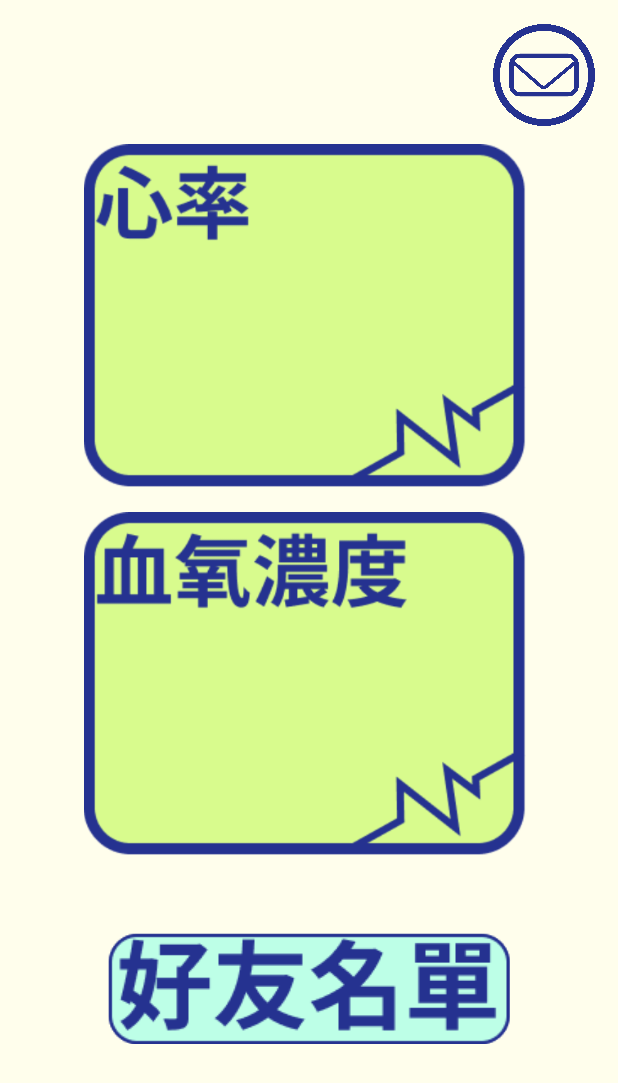
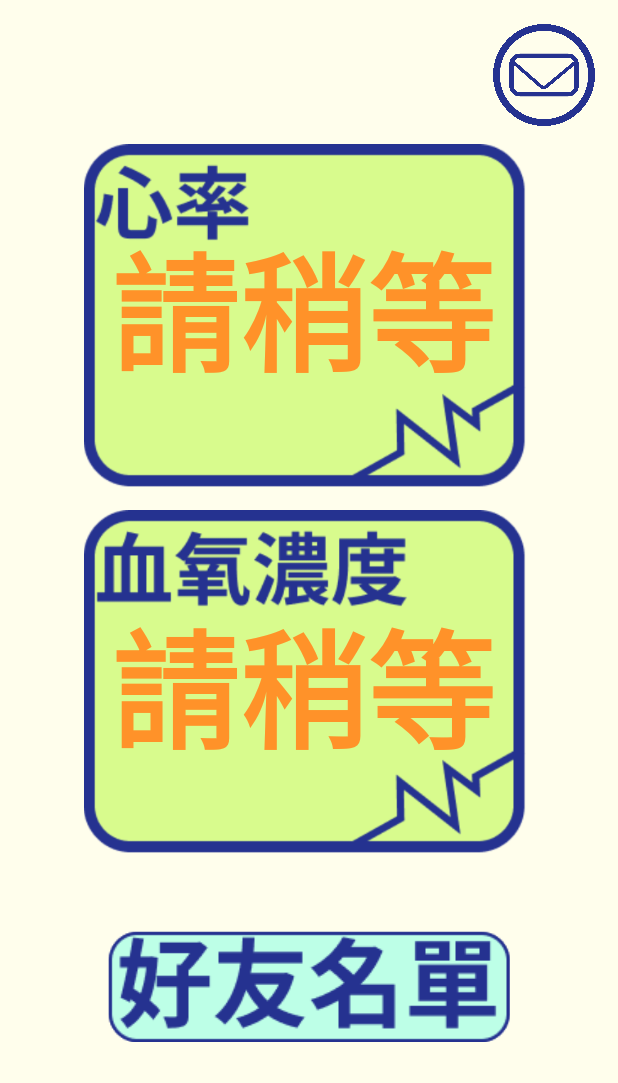
Before and after one commit to GinoTu/oxixyzUI, an Android app: the layout activity_main.xml on its own in the app's theme, with its tools: preview values and no code run, on a phone screen of 412 x 824 dp. Shown: the top 1083 px of the screen. Run offline under Robolectric (Android 15) with nearby library versions, the phone set to English and light mode, and no system bars.

Commit message:
finish android studio BT connect and display, adjust Arduino code

```diff
--- a/app/src/main/AndroidManifest.xml
+++ b/app/src/main/AndroidManifest.xml
@@ -24,8 +24,8 @@
         android:icon="@drawable/iecelogowbg"
         android:label="@string/app_name"
         android:supportsRtl="true"
-        android:theme="@style/Theme.Ooxixyz"
-        tools:targetApi="31">
+        android:theme="@style/Theme.Ooxixyz">
+
         <activity
             android:name=".MainActivity"
             android:exported="true" />
--- a/app/src/main/res/layout/activity_main.xml
+++ b/app/src/main/res/layout/activity_main.xml
@@ -22,20 +22,37 @@
         android:id="@+id/spo2DislayBlock"
         android:layout_width="427dp"
         android:layout_height="245dp"
-        android:layout_marginTop="245dp"
+        android:layout_marginTop="244dp"
         android:foregroundGravity="center"
         app:layout_constraintEnd_toEndOf="@+id/hrDisplayBlock"
+        app:layout_constraintHorizontal_bias="0.0"
         app:layout_constraintStart_toStartOf="@+id/hrDisplayBlock"
         app:layout_constraintTop_toTopOf="@+id/hrDisplayBlock"
         app:srcCompat="@drawable/ispo2" />
 
+    <androidx.appcompat.widget.AppCompatTextView
+        android:id="@+id/SPO2receive"
+        android:layout_width="269dp"
+        android:layout_height="187dp"
+        android:gravity="center"
+        android:text="請稍等"
+        android:textColor="@color/orrange_FF9229"
+        android:textSize="85dp"
+        android:textStyle="bold"
+        app:layout_constraintBottom_toBottomOf="@+id/spo2DislayBlock"
+        app:layout_constraintEnd_toEndOf="@+id/HRreceive"
+        app:layout_constraintHorizontal_bias="0.0"
+        app:layout_constraintStart_toStartOf="@+id/HRreceive"
+        app:layout_constraintTop_toTopOf="@+id/spo2DislayBlock"
+        app:layout_constraintVertical_bias="0.413" />
+
     <ImageButton
         android:id="@+id/friendRequest"
-        android:contentDescription="friendreq"
         android:layout_width="68dp"
         android:layout_height="68dp"
         android:layout_marginEnd="24dp"
         android:background="@drawable/bmail"
+        android:contentDescription="friendreq"
         app:layout_constraintBottom_toTopOf="@+id/hrDisplayBlock"
         app:layout_constraintEnd_toEndOf="@+id/hrDisplayBlock"
         app:layout_constraintTop_toTopOf="parent"
@@ -54,4 +71,22 @@
         app:layout_constraintStart_toStartOf="parent"
         app:layout_constraintTop_toBottomOf="@+id/spo2DislayBlock"
         app:srcCompat="@drawable/bfriendist" />
+
+    <androidx.appcompat.widget.AppCompatTextView
+        android:id="@+id/HRreceive"
+        android:layout_width="269dp"
+        android:layout_height="187dp"
+        android:gravity="center"
+        android:text="請稍等"
+        android:textColor="@color/orrange_FF9229"
+        android:textSize="85dp"
+        android:textStyle="bold"
+        app:layout_constraintBottom_toBottomOf="@+id/hrDisplayBlock"
+        app:layout_constraintEnd_toEndOf="@+id/hrDisplayBlock"
+        app:layout_constraintHorizontal_bias="0.467"
+        app:layout_constraintStart_toStartOf="@+id/hrDisplayBlock"
+        app:layout_constraintTop_toTopOf="@+id/hrDisplayBlock"
+        app:layout_constraintVertical_bias="0.293" />
+
+
 </androidx.constraintlayout.widget.ConstraintLayout>
--- a/app/src/main/res/layout/activity_top_sheet.xml
+++ b/app/src/main/res/layout/activity_top_sheet.xml
@@ -4,8 +4,7 @@
     xmlns:tools="http://schemas.android.com/tools"
     android:id="@+id/friendRequestSheet"
     android:layout_width="match_parent"
-    android:layout_height="match_parent"
-    tools:context=".tos">
+    android:layout_height="match_parent">
 
     <ImageView
         android:id="@+id/imageView2"
--- a/app/src/main/res/values/colors.xml
+++ b/app/src/main/res/values/colors.xml
@@ -10,5 +10,6 @@
     <color name="skin">#FFFEEC</color>
     <color name="blue_253290">#253290</color>
     <color name="dskin">#D5D0BC</color>
-    <color name="transparent">#00000000</color>
+    <color name="orrange_FF9229">#FF9229</color>
+
 </resources>
--- a/app/src/main/res/values/strings.xml
+++ b/app/src/main/res/values/strings.xml
@@ -1,5 +1,6 @@
 <resources>
     <string name="app_name">Ooxixyz</string>
     <!-- TODO: Remove or change this placeholder text -->
-    <string name="hello_blank_fragment">Hello blank fragment</string>
+    <string name="ui_receive_data">%s</string>
+
 </resources>
```
Also changed, not shown: app/build.gradle (+4 -4 lines), app/src/main/java/com/dope/ooxixyz/Contracts.kt (+8 -0 lines), app/src/main/java/com/dope/ooxixyz/MainActivity.kt (+125 -13 lines), app/src/main/java/com/dope/ooxixyz/btconnect.kt (+99 -96 lines), 2 other files.
